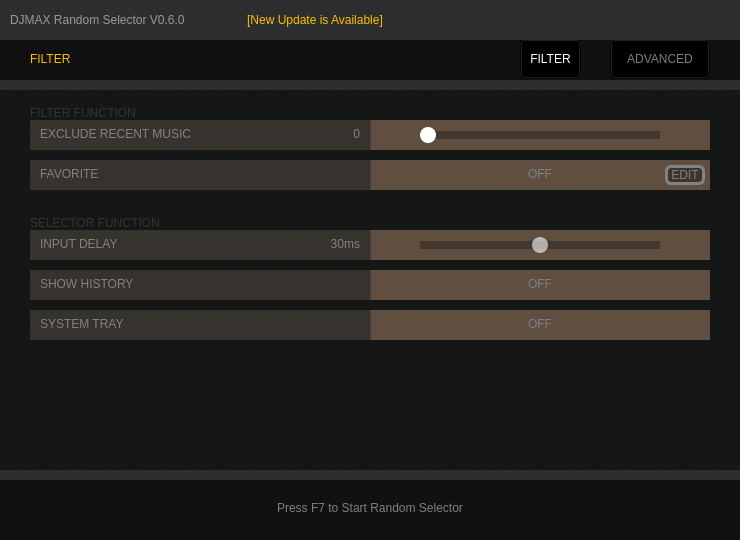
wowvv0w/djmax-random-selector, file ui/selector.ui: the form before one commit.
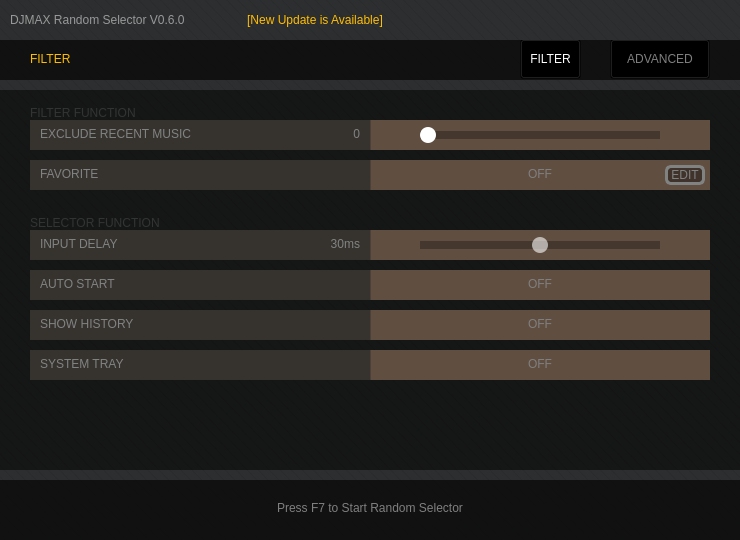
The form after the commit. The open tabs and pages were chosen to show the change. Icons and pictures are not drawn.

Commit message: add auto start, making different erm mechanism

Patch:
```diff
--- a/ui/selector.ui
+++ b/ui/selector.ui
@@ -2359,7 +2359,7 @@
       <property name="geometry">
        <rect>
         <x>30</x>
-        <y>180</y>
+        <y>220</y>
         <width>680</width>
         <height>30</height>
        </rect>
@@ -2499,7 +2499,7 @@
       <property name="geometry">
        <rect>
         <x>30</x>
-        <y>220</y>
+        <y>260</y>
         <width>680</width>
         <height>30</height>
        </rect>
@@ -2675,6 +2675,63 @@
        <set>Qt::AlignBottom|Qt::AlignLeading|Qt::AlignLeft</set>
       </property>
      </widget>
+     <widget class="QFrame" name="frame_9">
+      <property name="geometry">
+       <rect>
+        <x>30</x>
+        <y>180</y>
+        <width>680</width>
+        <height>30</height>
+       </rect>
+      </property>
+      <property name="frameShape">
+       <enum>QFrame::StyledPanel</enum>
+      </property>
+      <property name="frameShadow">
+       <enum>QFrame::Raised</enum>
+      </property>
+      <widget class="QLabel" name="label_16">
+       <property name="geometry">
+        <rect>
+         <x>10</x>
+         <y>-1</y>
+         <width>200</width>
+         <height>30</height>
+        </rect>
+       </property>
+       <property name="text">
+        <string>AUTO START</string>
+       </property>
+       <property name="alignment">
+        <set>Qt::AlignLeading|Qt::AlignLeft|Qt::AlignVCenter</set>
+       </property>
+      </widget>
+      <widget class="QPushButton" name="autostart_button">
+       <property name="geometry">
+        <rect>
+         <x>410</x>
+         <y>-1</y>
+         <width>200</width>
+         <height>30</height>
+        </rect>
+       </property>
+       <property name="styleSheet">
+        <string notr="true">QPushButton{
+	color: #7f7f7f;
+	font: 15px &quot;Lato Black&quot;;
+}
+QPushButton:checked{
+	color: #ffffff;
+}</string>
+       </property>
+       <property name="text">
+        <string>OFF</string>
+       </property>
+       <property name="checkable">
+        <bool>true</bool>
+       </property>
+      </widget>
+     </widget>
      <zorder>label_11</zorder>
      <zorder>frame</zorder>
      <zorder>frame_3</zorder>
```
Left out of the diff: 1 changed line with no effect on the pictures. The commit also changes 9 other files.
